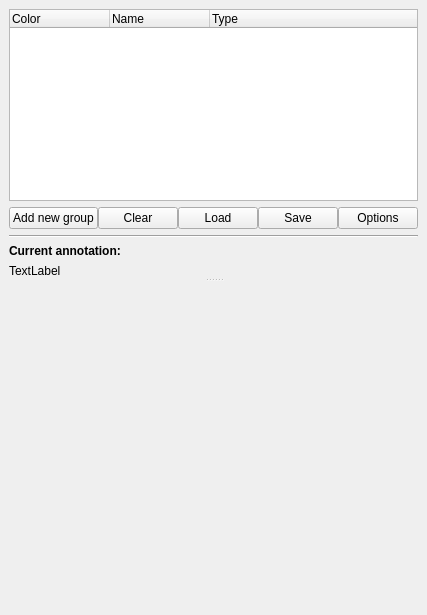
First picture: the form in ASAP/annotation/resources/AnnotationDockWidget.ui, repository computationalpathologygroup/ASAP, before the edit.
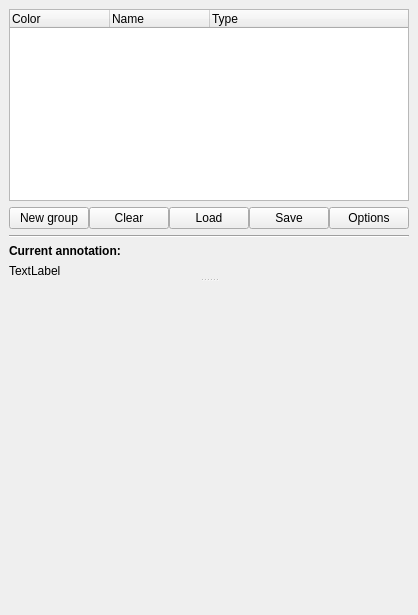
Second picture: the form after the edit.

Commit message: Changed annotation group button name, added options for coordinate rect colors

The edit to the form file:
```diff
--- a/ASAP/annotation/resources/AnnotationDockWidget.ui
+++ b/ASAP/annotation/resources/AnnotationDockWidget.ui
@@ -6,7 +6,7 @@
    <rect>
     <x>0</x>
     <y>0</y>
-    <width>328</width>
+    <width>404</width>
     <height>615</height>
    </rect>
   </property>
@@ -112,7 +112,7 @@
           <item>
            <widget class="QPushButton" name="addGroupButton">
             <property name="text">
-             <string>Add new group</string>
+             <string>New group</string>
             </property>
            </widget>
           </item>
```
The commit also changes 5 other files.
